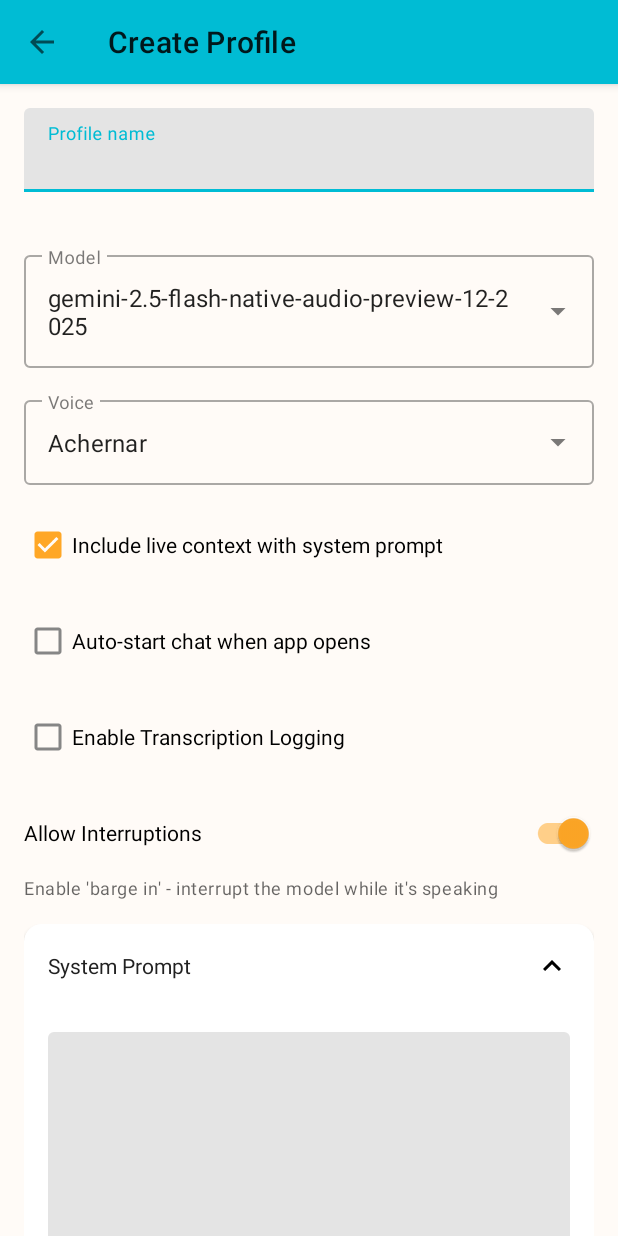
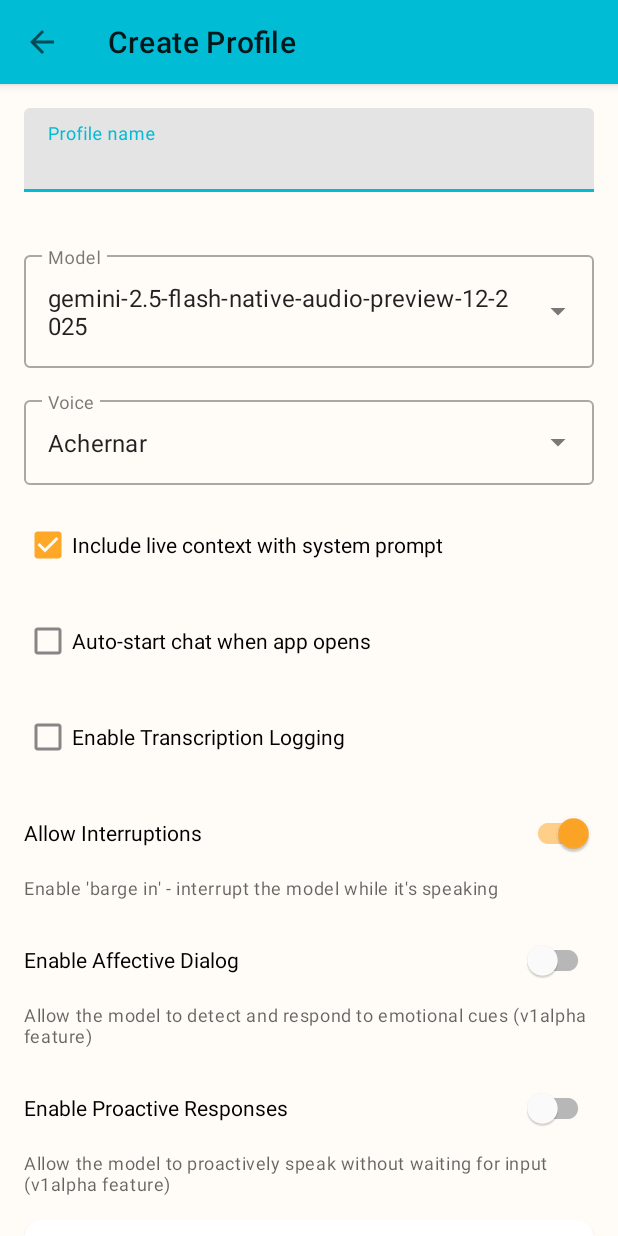
Before and after one commit to mrsheepuk/ha-live, an Android app: the ProfileEditorActivity screen opened directly, with no data from a screen before it, on a phone screen of 412 x 824 dp. Run offline under Robolectric (Android 15) with nearby library versions, the phone set to English and light mode, and no system bars.

Commit message:
Add profile settings for affective dialog and proactivity
Add two new optional profile settings that control Gemini v1alpha features:
- Enable Affective Dialog: allows the model to detect and respond to emotional cues
- Enable Proactivity: allows the model to proactively speak without waiting for input

Both settings default to off for backwards compatibility. When enabled, they
are passed through the full stack from Profile -> SessionPreparer ->
ConversationService -> GeminiLiveSession where they conditionally enable
the corresponding features in the Gemini Live API setup message.

Changes:
- Profile.kt: Add enableAffectiveDialog and enableProactivity fields
- SystemPromptConfig.kt: Add default constants
- SharedConfigRepository.kt: Add fields to SharedProfile for HA sync
- ProfileExportImport.kt: Add fields to export/import
- ConversationService.kt: Add parameters to initialize()
- DirectConversationService.kt: Pass new params through to session
- GeminiLiveSession.kt: Make features conditional based on params
- SessionPreparer.kt: Extract profile values and pass to service
- ProfileEditorActivity.kt: Wire up new switches
- ProfileEditorViewModel.kt: Add params to saveProfile()
- activity_profile_editor.xml: Add UI switches with helper text

```diff
--- a/app/app/src/main/java/uk/co/mrsheep/halive/core/SystemPromptConfig.kt
+++ b/app/app/src/main/java/uk/co/mrsheep/halive/core/SystemPromptConfig.kt
@@ -60,6 +60,8 @@ floors:
     const val DEFAULT_INCLUDE_LIVE_CONTEXT = true
     const val DEFAULT_ENABLE_TRANSCRIPTION = true
     const val DEFAULT_INTERRUPTABLE = true
+    const val DEFAULT_ENABLE_AFFECTIVE_DIALOG = false
+    const val DEFAULT_ENABLE_PROACTIVITY = false
 
     private fun getPrefs(context: Context): SharedPreferences {
         return context.getSharedPreferences(PREFS_NAME, Context.MODE_PRIVATE)
--- a/app/app/src/main/java/uk/co/mrsheep/halive/services/SessionPreparer.kt
+++ b/app/app/src/main/java/uk/co/mrsheep/halive/services/SessionPreparer.kt
@@ -144,6 +144,8 @@ class SessionPreparer(
                     toolExecutor,
                     transcriptor,
                     interruptable = profile?.interruptable ?: true,
+                    enableAffectiveDialog = profile?.enableAffectiveDialog ?: false,
+                    enableProactivity = profile?.enableProactivity ?: false,
                     onAudioLevel = onAudioLevel
             )
 
--- a/app/app/src/main/java/uk/co/mrsheep/halive/services/SharedConfigRepository.kt
+++ b/app/app/src/main/java/uk/co/mrsheep/halive/services/SharedConfigRepository.kt
@@ -38,6 +38,10 @@ data class SharedProfile(
     @SerialName("initial_message")
     val initialMessage: String = "",
     val interruptable: Boolean = true,
+    @SerialName("enable_affective_dialog")
+    val enableAffectiveDialog: Boolean = false,
+    @SerialName("enable_proactivity")
+    val enableProactivity: Boolean = false,
     @SerialName("last_modified")
     val lastModified: String? = null,
     @SerialName("modified_by")
--- a/app/app/src/main/java/uk/co/mrsheep/halive/services/conversation/ConversationService.kt
+++ b/app/app/src/main/java/uk/co/mrsheep/halive/services/conversation/ConversationService.kt
@@ -27,6 +27,8 @@ interface ConversationService {
      * @param modelName Model to use (e.g., "gemini-2.0-flash-exp")
      * @param voiceName Voice to use (e.g., "Aoede")
      * @param interruptable Whether the conversation can be interrupted by the user
+     * @param enableAffectiveDialog Enable affective dialog mode
+     * @param enableProactivity Enable proactivity mode
      * @param onAudioLevel Optional callback for audio level updates (0.0-1.0), used for visualization
      */
     suspend fun initialize(
@@ -37,6 +39,8 @@ interface ConversationService {
         toolExecutor: ToolExecutor,
         transcriptor: ((String?, String?, Boolean) -> Unit)? = null,
         interruptable: Boolean = true,
+        enableAffectiveDialog: Boolean = false,
+        enableProactivity: Boolean = false,
         onAudioLevel: ((Float) -> Unit)? = null
     )
 
--- a/app/app/src/main/java/uk/co/mrsheep/halive/services/geminidirect/GeminiLiveSession.kt
+++ b/app/app/src/main/java/uk/co/mrsheep/halive/services/geminidirect/GeminiLiveSession.kt
@@ -183,6 +183,8 @@ class GeminiLiveSession(
         tools: List<ToolDeclaration>,
         voiceName: String,
         interruptable: Boolean = true,
+        enableAffectiveDialog: Boolean = false,
+        enableProactivity: Boolean = false,
         onToolCall: suspend (FunctionCall) -> FunctionResponse,
         onTranscription: ((userTranscription: String?, modelTranscription: String?, isThought: Boolean) -> Unit)? = null,
         externalMicrophoneHelper: MicrophoneHelper? = null
@@ -239,14 +241,14 @@ class GeminiLiveSession(
                             // TODO: Make language code configurable
                             languageCode = "en-US"
                         ),
-                        enableAffectiveDialog = true,
+                        enableAffectiveDialog = if (enableAffectiveDialog) true else null,
                     ),
                     systemInstruction = Content(
                         role = null,
                         parts = listOf(TextPart(systemPrompt))
                     ),
                     tools = tools.takeIf { it.isNotEmpty() },
-                    proactivity = ProactivtyConfig(proactiveAudio = true),
+                    proactivity = if (enableProactivity) ProactivtyConfig(proactiveAudio = true) else null,
                     inputAudioTranscription = if (onTranscription != null) AudioTranscriptionConfig() else null,
                     outputAudioTranscription = if (onTranscription != null) AudioTranscriptionConfig() else null,
                     realtimeInputConfig = if (!interruptable) {
--- a/app/app/src/main/java/uk/co/mrsheep/halive/ui/ProfileEditorActivity.kt
+++ b/app/app/src/main/java/uk/co/mrsheep/halive/ui/ProfileEditorActivity.kt
@@ -96,6 +96,8 @@ class ProfileEditorActivity : AppCompatActivity(), AppLogger {
     private lateinit var enableTranscriptionCheckbox: MaterialCheckBox
     private lateinit var autoStartChatCheckbox: MaterialCheckBox
     private lateinit var interruptableSwitch: SwitchMaterial
+    private lateinit var affectiveDialogSwitch: SwitchMaterial
+    private lateinit var proactivitySwitch: SwitchMaterial
 
     // Tool Filtering UI components
     private lateinit var toolFilterModeGroup: RadioGroup
@@ -271,6 +273,8 @@ class ProfileEditorActivity : AppCompatActivity(), AppLogger {
         enableTranscriptionCheckbox = findViewById(R.id.enableTranscriptionCheckbox)
         autoStartChatCheckbox = findViewById(R.id.autoStartChatCheckbox)
         interruptableSwitch = findViewById(R.id.interruptableSwitch)
+        affectiveDialogSwitch = findViewById(R.id.affectiveDialogSwitch)
+        proactivitySwitch = findViewById(R.id.proactivitySwitch)
 
         // Tool Filtering UI
         toolFilterModeGroup = findViewById(R.id.toolFilterModeGroup)
@@ -448,6 +452,8 @@ class ProfileEditorActivity : AppCompatActivity(), AppLogger {
                 enableTranscriptionCheckbox.isChecked = state.profile.enableTranscription
                 autoStartChatCheckbox.isChecked = state.profile.autoStartChat
                 interruptableSwitch.isChecked = state.profile.interruptable
+                affectiveDialogSwitch.isChecked = state.profile.enableAffectiveDialog
+                proactivitySwitch.isChecked = state.profile.enableProactivity
 
                 // Store original lastModified for conflict detection
                 originalLastModified = state.profile.lastModified
@@ -712,12 +718,14 @@ class ProfileEditorActivity : AppCompatActivity(), AppLogger {
         val enableTranscription = enableTranscriptionCheckbox.isChecked
         val autoStartChat = autoStartChatCheckbox.isChecked
         val interruptable = interruptableSwitch.isChecked
+        val enableAffectiveDialog = affectiveDialogSwitch.isChecked
+        val enableProactivity = proactivitySwitch.isChecked
         val allowedModelCameras = selectedCameraEntityIds.toSet()
         viewModel.saveProfile(
             name, prompt, personality, backgroundInfo, initialMessageToAgent,
             model, voice, includeLiveContext, enableTranscription, autoStartChat, interruptable, currentToolFilterMode,
             selectedToolNames.toSet(), allowedModelCameras, editingProfileId, targetSource,
-            originalLastModified, forceOverwrite
+            originalLastModified, forceOverwrite, enableAffectiveDialog, enableProactivity
         )
     }
 
@@ -761,6 +769,8 @@ class ProfileEditorActivity : AppCompatActivity(), AppLogger {
             enableTranscription = enableTranscriptionCheckbox.isChecked,
             autoStartChat = false, // Irrelevant for testing
             interruptable = interruptableSwitch.isChecked,
+            enableAffectiveDialog = affectiveDialogSwitch.isChecked,
+            enableProactivity = proactivitySwitch.isChecked,
             toolFilterMode = currentToolFilterMode,
             selectedToolNames = selectedToolNames.toSet(),
             allowedModelCameras = selectedCameraEntityIds.toSet()
@@ -892,6 +902,8 @@ class ProfileEditorActivity : AppCompatActivity(), AppLogger {
         enableTranscriptionCheckbox.isEnabled = enabled
         autoStartChatCheckbox.isEnabled = enabled
         interruptableSwitch.isEnabled = enabled
+        affectiveDialogSwitch.isEnabled = enabled
+        proactivitySwitch.isEnabled = enabled
         radioAllTools.isEnabled = enabled
         radioSelectedTools.isEnabled = enabled
         toolSearchBox.isEnabled = enabled
--- a/app/app/src/main/res/layout/activity_profile_editor.xml
+++ b/app/app/src/main/res/layout/activity_profile_editor.xml
@@ -125,6 +125,40 @@
             android:layout_height="wrap_content"
             android:layout_marginBottom="16dp"
             android:text="Enable 'barge in' - interrupt the model while it's speaking"
+            android:textAppearance="?attr/textAppearanceCaption"
+            android:textColor="?android:attr/textColorSecondary" />
+
+        <!-- Affective Dialog Switch -->
+        <com.google.android.material.switchmaterial.SwitchMaterial
+            android:id="@+id/affectiveDialogSwitch"
+            android:layout_width="match_parent"
+            android:layout_height="wrap_content"
+            android:layout_marginBottom="4dp"
+            android:text="Enable Affective Dialog"
+            android:checked="false" />
+
+        <TextView
+            android:layout_width="match_parent"
+            android:layout_height="wrap_content"
+            android:layout_marginBottom="16dp"
+            android:text="Allow the model to detect and respond to emotional cues (v1alpha feature)"
+            android:textAppearance="?attr/textAppearanceCaption"
+            android:textColor="?android:attr/textColorSecondary" />
+
+        <!-- Proactivity Switch -->
+        <com.google.android.material.switchmaterial.SwitchMaterial
+            android:id="@+id/proactivitySwitch"
+            android:layout_width="match_parent"
+            android:layout_height="wrap_content"
+            android:layout_marginBottom="4dp"
+            android:text="Enable Proactive Responses"
+            android:checked="false" />
+
+        <TextView
+            android:layout_width="match_parent"
+            android:layout_height="wrap_content"
+            android:layout_marginBottom="16dp"
+            android:text="Allow the model to proactively speak without waiting for input (v1alpha feature)"
             android:textAppearance="?attr/textAppearanceCaption"
             android:textColor="?android:attr/textColorSecondary" />
 
```
Also changed, not shown: app/app/src/main/java/uk/co/mrsheep/halive/core/Profile.kt (+12 -2 lines), app/app/src/main/java/uk/co/mrsheep/halive/core/ProfileExportImport.kt (+9 -3 lines), app/app/src/main/java/uk/co/mrsheep/halive/services/geminidirect/DirectConversationService.kt (+8 -0 lines), app/app/src/main/java/uk/co/mrsheep/halive/ui/ProfileEditorViewModel.kt (+9 -1 lines).
